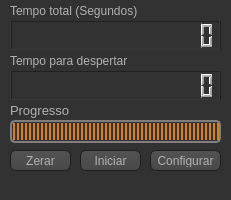
The window that Despertador/jnlprincipal.ui (Nintersoft/Microcontador) describes before a commit, drawn with Qt 5.
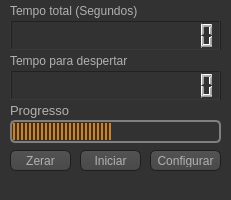
The same window after the commit. Icons and pictures are not drawn.

```diff
--- a/Despertador/jnlprincipal.ui
+++ b/Despertador/jnlprincipal.ui
@@ -619,8 +619,11 @@
       <height>23</height>
      </rect>
     </property>
+    <property name="maximum">
+     <number>0</number>
+    </property>
     <property name="value">
-     <number>100</number>
+     <number>0</number>
     </property>
     <property name="textVisible">
      <bool>false</bool>
```
